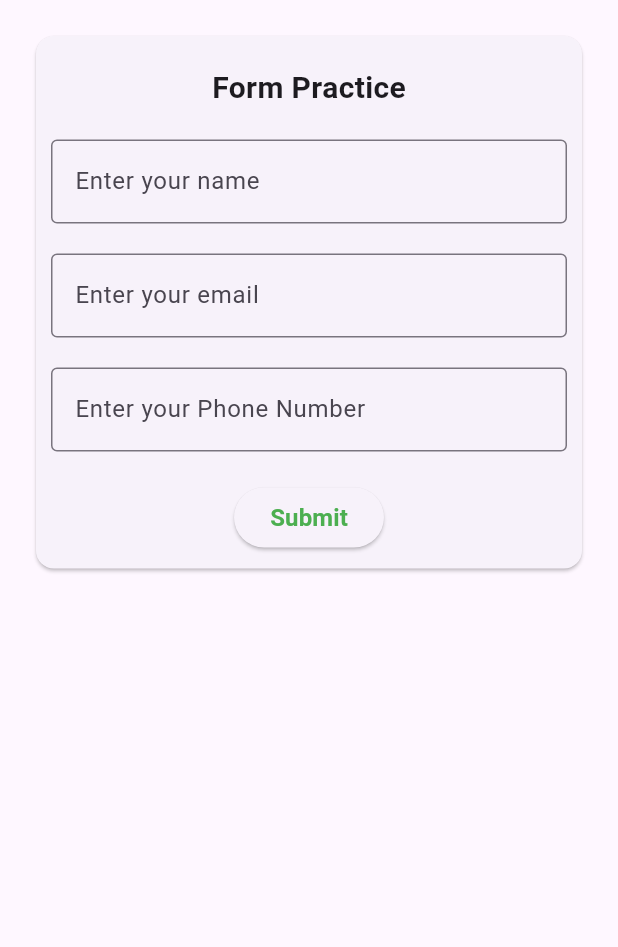
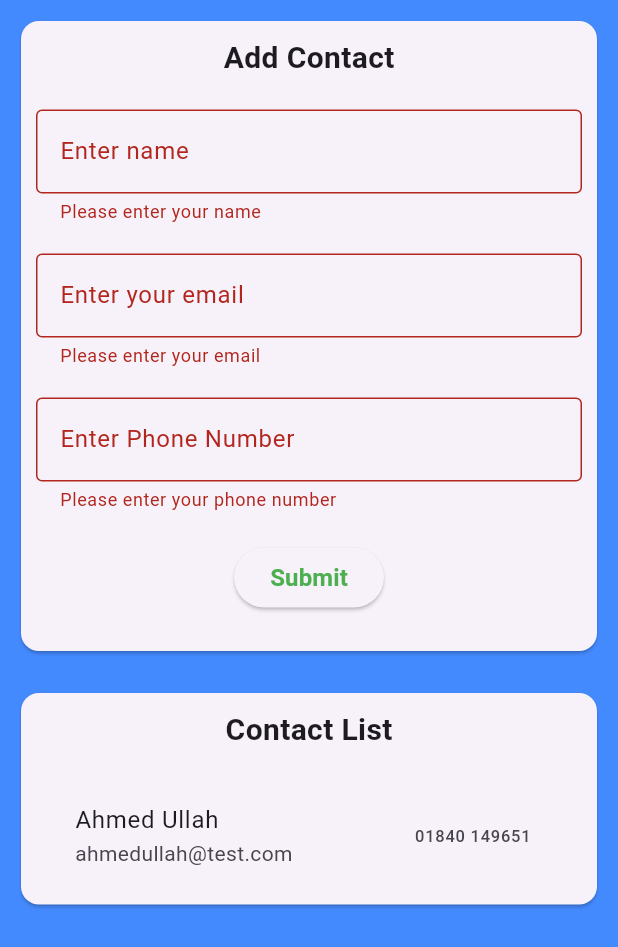
Before and after one commit to ahmed-themetags/flutter-kit, a Flutter app: the FormPracticeWidget screen opened directly, after a tap on "Submit", on a phone screen of 412 x 824 dp. Shown: the top 947 px of the screen. Run offline on Flutter 3.47's test engine with Material 3 defaults, Android fonts, the phone set to English and light mode, and no system bars; our stand-ins replace carousel_slider, curved_navigation_bar; network calls fail.

Commit message:
Add data

```diff
--- a/lib/widgets/form_practice_widget.dart
+++ b/lib/widgets/form_practice_widget.dart
@@ -8,75 +8,173 @@ class FormPracticeWidget extends StatefulWidget {
 }
 
 class _FormPracticeWidgetState extends State<FormPracticeWidget> {
+  final _formKey = GlobalKey<FormState>();
+  String? _name; // variable to store input value
+  String? _email;
+  String? _phone;
+
+  // Change this to a list of maps to store multiple entries
+  final List<Map<String, String?>> _formValues = [
+    {
+      'name': 'Ahmed Ullah',
+      'email': 'ahmedullah@test.com',
+      'phone': '01840 149651',
+    },
+  ];
+
   @override
   Widget build(BuildContext context) {
-    return Container(
-      // color: Colors.white,
+    return Scaffold(
+      // Wrapped in Scaffold for proper UI
+      // appBar: AppBar(title: const Text("Contact Form")),
+      backgroundColor: Colors.blueAccent,
+      body: Container(
         width: double.infinity,
         height: double.infinity,
-      padding: const EdgeInsets.all(20),
-      // color: Colors.white,
+        padding: const EdgeInsets.all(10),
         child: SingleChildScrollView(
           child: Column(
             children: [
               Card(
                 child: Padding(
-                 padding: const EdgeInsets.symmetric(horizontal: 10, vertical: 10),
+                  padding: const EdgeInsets.symmetric(horizontal: 10, vertical: 5),
                   child: Column(
                     children: [
-                     SizedBox(height: 10),
-
-                     Text("Form Practice", style: TextStyle(fontSize: 20, fontWeight: FontWeight.bold),),
-                     SizedBox(height: 20),
+                      const SizedBox(height: 5),
+                      const Text(
+                        "Add Contact",
+                        style: TextStyle(fontSize: 20, fontWeight: FontWeight.bold),
+                      ),
+                      const SizedBox(height: 20),
 
                       Form(
+                        key: _formKey,
                         child: Column(
                           children: [
                             TextFormField(
                               decoration: const InputDecoration(
                                 border: OutlineInputBorder(),
-                               labelText: 'Enter your name',
+                                labelText: 'Enter name',
                               ),
+                              validator: (value) {
+                                if (value == null || value.isEmpty) {
+                                  return 'Please enter your name';
+                                }
+                                return null;
+                              },
+                              onSaved: (value) => _name = value,
                             ),
-                           SizedBox(height: 20),
+
+                            const SizedBox(height: 20),
 
                             TextFormField(
                               decoration: const InputDecoration(
                                 border: OutlineInputBorder(),
                                 labelText: 'Enter your email',
                               ),
+                              validator: (value) {
+                                if (value == null || value.isEmpty) {
+                                  return 'Please enter your email';
+                                }
+                                return null;
+                              },
+                              onSaved: (value) => _email = value,
                             ),
-                           SizedBox(height: 20),
+
+                            const SizedBox(height: 20),
 
                             TextFormField(
                               decoration: const InputDecoration(
                                 border: OutlineInputBorder(),
-                               labelText: 'Enter your Phone Number',
+                                labelText: 'Enter Phone Number',
                               ),
+                              validator: (value) {
+                                if (value == null || value.isEmpty) {
+                                  return 'Please enter your phone number';
+                                }
+                                return null;
+                              },
+                              onSaved: (value) => _phone = value,
                             ),
                           ],
                         ),
                       ),
 
-                     SizedBox(height: 20),
+                      const SizedBox(height: 20),
 
                       ElevatedButton(
                         onPressed: () {
-                         // Your submit logic here
-                         print('Submit button pressed');
+                          if (_formKey.currentState!.validate()) {
+                            _formKey.currentState!.save();
+
+                            setState(() {
+                              // Add the entry as a Map (no casting!)
+                              _formValues.add({
+                                'name': _name,
+                                'email': _email,
+                                'phone': _phone,
+                              });
+                            });
+
+                            ScaffoldMessenger.of(context).showSnackBar(
+                              SnackBar(content: Text('Hello, $_name!')),
+                            );
+
+                            // Clear form fields after submit
+                            _formKey.currentState!.reset();
+                          }
                         },
-                       child: const Text('Submit',
+                        child: const Text(
+                          'Submit',
                           style: TextStyle(
                             color: Colors.green,
                             fontSize: 16,
-                           fontWeight: FontWeight.bold,),
+                            fontWeight: FontWeight.bold,
                           ),
+                        ),
+                      ),
+
+
+                      const SizedBox(height: 20),
+
+
+                    ],
+                  ),
+                ),
+              ),
+
+              SizedBox(height: 20),
+              Card(
+                child: Padding(
+                  padding: const EdgeInsets.symmetric(horizontal: 20, vertical: 10),
+                  child: Column(
+                    children: [
+                      const Text(
+                        "Contact List",
+                        style: TextStyle(fontSize: 20, fontWeight: FontWeight.bold),
+                      ),
+                      const SizedBox(height: 20),
+                      ListView.builder(
+                        shrinkWrap: true,
+                        itemCount: _formValues.length,
+                        itemBuilder: (context, index) {
+                          // final entry = _formValues[index];
+                          final reversedIndex = _formValues.length - 1 - index;
+                          final entry = _formValues[reversedIndex];
+                          return ListTile(
+                            title: Text(entry['name'] ?? ''),
+                            subtitle: Text(entry['email'] ?? ''),
+                            trailing: Text(entry['phone'] ?? ''),
+                          );
+                        },
                       ),
                     ],
                   ),
                 ),
               )
+
             ],
+          ),
         ),
       ),
     );
```
Lines whose indentation alone changed are shown as unchanged.
